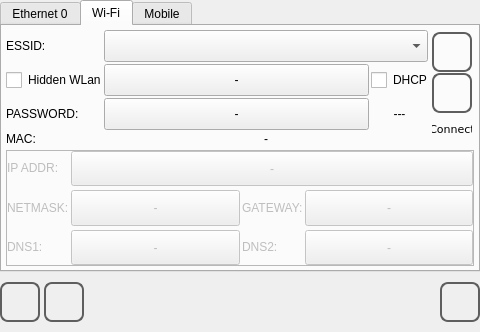
Old version of the form qt_library/ATCMsystem/net_conf.ui in the repository MECTsrl/mect_plugins.
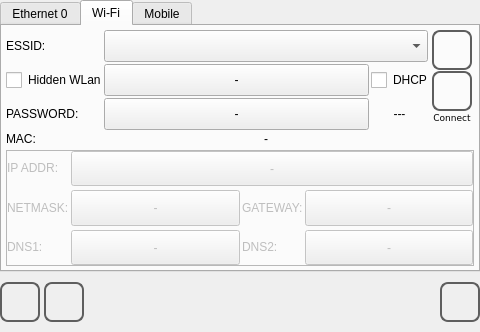
New version of the form. The open tabs and pages were chosen to show the change. Icons and pictures are not drawn.

Commit message: Feature #507 Nuova pagina di libreria net_conf (W.I.P.)

What changed in the file:
```diff
--- a/qt_library/ATCMsystem/net_conf.ui
+++ b/qt_library/ATCMsystem/net_conf.ui
@@ -521,8 +521,17 @@
            <property name="spacing">
             <number>1</number>
            </property>
-           <property name="margin">
-            <number>2</number>
+           <property name="leftMargin">
+            <number>1</number>
+           </property>
+           <property name="topMargin">
+            <number>0</number>
+           </property>
+           <property name="rightMargin">
+            <number>1</number>
+           </property>
+           <property name="bottomMargin">
+            <number>0</number>
            </property>
            <item alignment="Qt::AlignHCenter">
             <widget class="QPushButton" name="pushButton_wlan0_scan">
@@ -623,20 +632,20 @@
             <widget class="QLabel" name="label_Wlan_connect">
              <property name="minimumSize">
               <size>
-               <width>40</width>
-               <height>20</height>
-              </size>
-             </property>
-             <property name="maximumSize">
-              <size>
-               <width>40</width>
+               <width>42</width>
                <height>10</height>
               </size>
              </property>
+             <property name="maximumSize">
+              <size>
+               <width>42</width>
+               <height>15</height>
+              </size>
+             </property>
              <property name="font">
               <font>
                <family>DejaVu Sans</family>
-               <pointsize>8</pointsize>
+               <pointsize>7</pointsize>
                <weight>50</weight>
                <italic>false</italic>
                <bold>false</bold>
```
Left out of the diff: 4 changed lines with no effect on the pictures. The commit also changes 6 other files.
